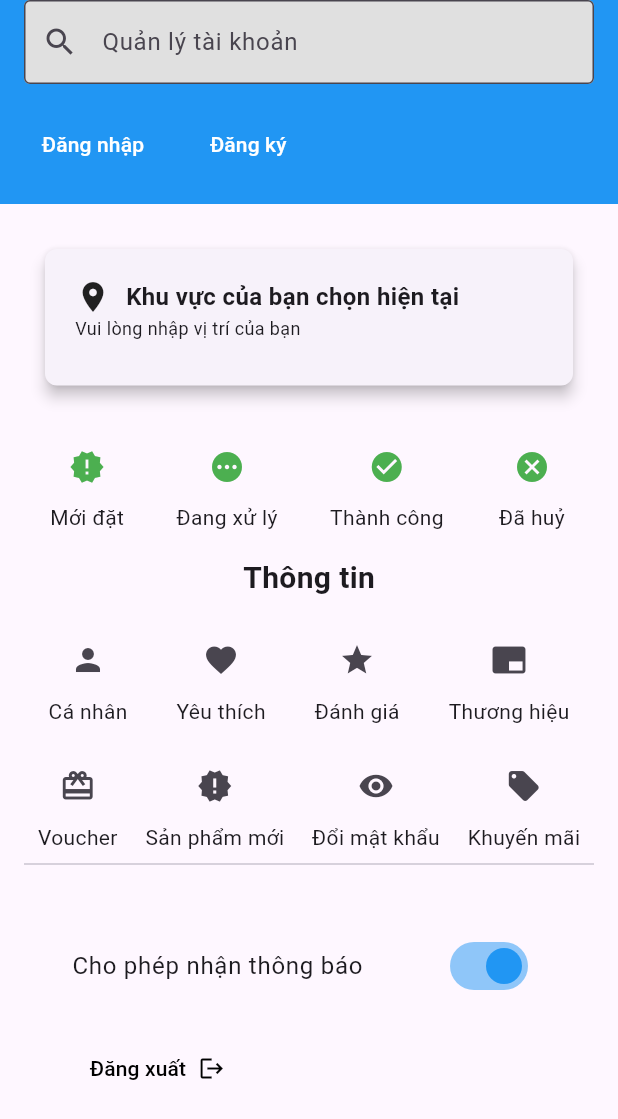
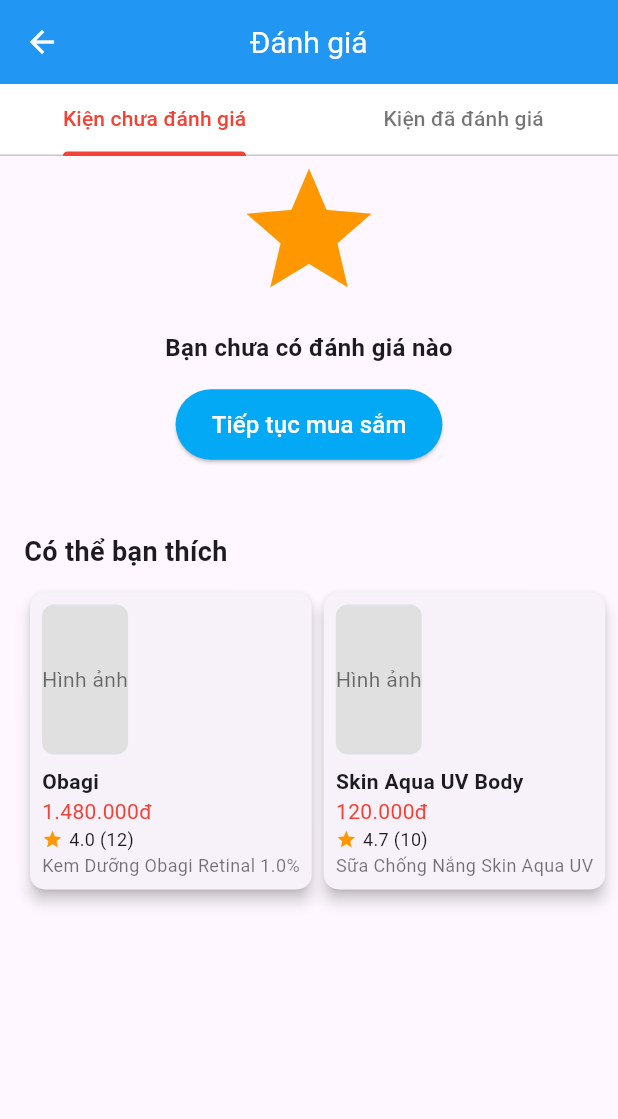
Before and after one commit to 0306221184/hasaki-clone, a Flutter app: the screen it shows after launch, after a tap on the "star" icon, on a phone screen of 412 x 824 dp. Shown: the top 1119 px of the screen. Run offline on Flutter 3.47's test engine with Material 3 defaults, Android fonts, the phone set to English and light mode, and no system bars; our stand-ins replace shared_preferences; network calls fail.

Commit message:
sua code

```diff
--- a/frontend/lib/features/account/presentation/account_screen.dart
+++ b/frontend/lib/features/account/presentation/account_screen.dart
@@ -201,7 +201,7 @@ class _AccountScreenState extends State<AccountScreen> {
                               IconButton(
                                 icon: const Icon(Icons.favorite),
                                 onPressed: () {
-                                  // Hành động khi nhấn nút
+                                  Navigator.pushNamed(context, '/favorite');
                                 },
                               ),
                               const Text('Yêu thích'),
@@ -212,7 +212,7 @@ class _AccountScreenState extends State<AccountScreen> {
                               IconButton(
                                 icon: const Icon(Icons.star),
                                 onPressed: () {
-                                  // Hành động khi nhấn nút
+                                  Navigator.pushNamed(context, '/review');
                                 },
                               ),
                               const Text('Đánh giá'),
@@ -240,7 +240,7 @@ class _AccountScreenState extends State<AccountScreen> {
                               IconButton(
                                 icon: const Icon(Icons.card_giftcard),
                                 onPressed: () {
-                                  // Hành động khi nhấn nút
+                                  Navigator.pushNamed(context, '/voucher');
                                 },
                               ),
                               const Text('Voucher'),
@@ -251,7 +251,7 @@ class _AccountScreenState extends State<AccountScreen> {
                               IconButton(
                                 icon: const Icon(Icons.new_releases),
                                 onPressed: () {
-                                  // Hành động khi nhấn nút
+                                  Navigator.pushNamed(context, '/newproduct');
                                 },
                               ),
                               const Text('Sản phẩm mới'),
--- /dev/null
+++ b/frontend/lib/features/account/review/reviewscreen.dart
@@ -0,0 +1,220 @@
+import 'package:flutter/material.dart';
+
+void main() {
+  runApp(MyApp());
+}
+
+class MyApp extends StatelessWidget {
+  @override
+  Widget build(BuildContext context) {
+    return MaterialApp(
+      debugShowCheckedModeBanner: false,
+      home: ReviewScreen(),
+    );
+  }
+}
+
+class ReviewScreen extends StatefulWidget {
+  @override
+  _ReviewScreenState createState() => _ReviewScreenState();
+}
+
+class _ReviewScreenState extends State<ReviewScreen>
+    with SingleTickerProviderStateMixin {
+  late TabController _tabController;
+
+  @override
+  void initState() {
+    super.initState();
+    _tabController = TabController(length: 2, vsync: this);
+  }
+
+  @override
+  void dispose() {
+    _tabController.dispose();
+    super.dispose();
+  }
+
+  @override
+  Widget build(BuildContext context) {
+    return Scaffold(
+      appBar: AppBar(
+        backgroundColor: Colors.blue,
+        foregroundColor: Colors.white,
+        centerTitle: true,
+        title: Text(
+          "Đánh giá",
+          style: TextStyle(color: Colors.white, fontSize: 20),
+        ),
+      ),
+      body: Column(
+        children: [
+          Container(
+            color: Colors.white,
+            child: TabBar(
+              controller: _tabController,
+              indicatorColor: Colors.red,
+              indicatorWeight: 2.0,
+              labelColor: Colors.red,
+              unselectedLabelColor: Colors.black54,
+              tabs: [
+                Tab(text: "Kiện chưa đánh giá"),
+                Tab(text: "Kiện đã đánh giá"),
+              ],
+            ),
+          ),
+          Expanded(
+            child: TabBarView(
+              controller: _tabController,
+              children: [
+                // Tab 1: Kiện chưa đánh giá
+                SingleChildScrollView(
+                  child: Column(
+                    mainAxisAlignment: MainAxisAlignment.center,
+                    children: [
+                      Icon(Icons.star, color: Colors.orange, size: 100),
+                      SizedBox(height: 16),
+                      Text(
+                        "Bạn chưa có đánh giá nào",
+                        style:
+                        TextStyle(fontSize: 16, fontWeight: FontWeight.bold),
+                      ),
+                      SizedBox(height: 16),
+                      ElevatedButton(
+                        onPressed: () {
+                          // Handle "Tiếp tục mua sắm" action
+                        },
+                        style: ElevatedButton.styleFrom(
+                          backgroundColor: Colors.lightBlue,
+                          padding: EdgeInsets.symmetric(
+                              vertical: 12, horizontal: 24),
+                        ),
+                        child: Text(
+                          "Tiếp tục mua sắm",
+                          style: TextStyle(fontSize: 16, color: Colors.white),
+                        ),
+                      ),
+                      SizedBox(height: 32),
+                      Padding(
+                        padding: EdgeInsets.all(16.0),
+                        child: Column(
+                          crossAxisAlignment: CrossAxisAlignment.start,
+                          children: [
+                            Text(
+                              'Có thể bạn thích',
+                              style: TextStyle(
+                                fontSize: 18,
+                                fontWeight: FontWeight.bold,
+                              ),
+                            ),
+                            SizedBox(height: 10),
+                            Row(
+                              mainAxisAlignment: MainAxisAlignment.spaceAround,
+                              children: [
+                                ProductCard(
+                                  name: 'Obagi',
+                                  price: '1.480.000đ',
+                                  rating: 4.0,
+                                  reviews: 12,
+                                  description: 'Kem Dưỡng Obagi Retinal 1.0%',
+                                ),
+                                ProductCard(
+                                  name: 'Skin Aqua UV Body',
+                                  price: '120.000đ',
+                                  rating: 4.7,
+                                  reviews: 10,
+                                  description: 'Sữa Chống Nắng Skin Aqua UV',
+                                ),
+                              ],
+                            ),
+                          ],
+                        ),
+                      ),
+                    ],
+                  ),
+                ),
+                // Tab 2: Kiện đã đánh giá
+                Center(
+                  child: Text("Không có đánh giá nào"),
+                ),
+              ],
+            ),
+          ),
+        ],
+      ),
+    );
+  }
+}
+
+class ProductCard extends StatelessWidget {
+  final String name;
+  final String price;
+  final double rating;
+  final int reviews;
+  final String description;
+
+  ProductCard({
+    required this.name,
+    required this.price,
+    required this.rating,
+    required this.reviews,
+    required this.description,
+  });
+
+  @override
+  Widget build(BuildContext context) {
+    return GestureDetector(
+      onTap: () {
+        // Hành động khi nhấn vào card
+      },
+      child: Card(
+        elevation: 4, // Đổ bóng cho Card
+        shape: RoundedRectangleBorder(
+          borderRadius: BorderRadius.circular(10),
+        ),
+        child: Padding(
+          padding: EdgeInsets.all(8.0),
+          child: Column(
+            crossAxisAlignment: CrossAxisAlignment.start,
+            children: [
+              Container(
+                height: 100,
+                decoration: BoxDecoration(
+                  color: Colors.grey[300],
+                  borderRadius: BorderRadius.circular(8),
+                ),
+                alignment: Alignment.center,
+                child: Text(
+                  'Hình ảnh',
+                  style: TextStyle(color: Colors.black54),
+                ),
+              ),
+              SizedBox(height: 8),
+              Text(
+                name,
+                style: TextStyle(fontWeight: FontWeight.bold),
+              ),
+              Text(price, style: TextStyle(color: Colors.red)),
+              Row(
+                children: [
+                  Icon(Icons.star, size: 14, color: Colors.orange),
+                  SizedBox(width: 4),
+                  Text(
+                    '$rating ($reviews)',
+                    style: TextStyle(fontSize: 12),
+                  ),
+                ],
+              ),
+              Text(
+                description,
+                style: TextStyle(fontSize: 12, color: Colors.black54),
+                maxLines: 2,
+                overflow: TextOverflow.ellipsis,
+              ),
+            ],
+          ),
+        ),
+      ),
+    );
+  }
+}
--- a/frontend/lib/main.dart
+++ b/frontend/lib/main.dart
@@ -1,6 +1,10 @@
 import 'package:flutter/material.dart';
+import 'package:frontend/features/account/favoriteproduct/FavoriteProduct.dart';
+import 'package:frontend/features/account/newproduct/newproductScreen.dart';
 import 'package:frontend/features/account/order/orderScreen.dart';
+import 'package:frontend/features/account/review/reviewscreen.dart';
 import 'package:frontend/features/account/trademark/productTrademark.dart';
+import 'package:frontend/features/account/voucher/voucherScreen.dart';
 import 'package:frontend/features/authentication/presentation/login_screen.dart';
 import 'package:frontend/features/notification/presentation/notification_screen.dart';
 import 'features/account/changepassword/changePasswordScreen.dart';
@@ -24,6 +28,8 @@ class MyApp extends StatelessWidget {
         '/home': (context) => HomeScreen(),
         '/category': (context) => CategoryScreen(),
         '/cart': (context) => CartScreen(),
+        '/favorite': (context) => FavoriteProductScreen(),
+        '/review': (context) => ReviewScreen(),
         '/profile': (context) => ProfileScreen(),
         '/accout': (context)=> AccountScreen(),
         '/order': (context)=>OrderScreen(),
@@ -31,6 +37,8 @@ class MyApp extends StatelessWidget {
         '/info': (context)=>AccountInfoScreen(),
         '/changePass': (context)=>ChangePasswordScreen(),
         '/trademark': (context)=>BrandScreen(),
+        '/voucher': (context)=>VoucherScreen(),
+        '/newproduct': (context)=>ProductGridScreen(),
         '/update':(context)=>AddressUpdater(),
       },
     );
```
Also changed, not shown: frontend/lib/features/account/favoriteproduct/FavoriteProduct.dart (added, +100 -0 lines), frontend/lib/features/account/newproduct/newproductScreen.dart (added, +158 -0 lines), frontend/lib/features/account/voucher/voucherScreen.dart (added, +85 -0 lines), frontend/lib/features/account/order/orderScreen.dart (indentation only).
